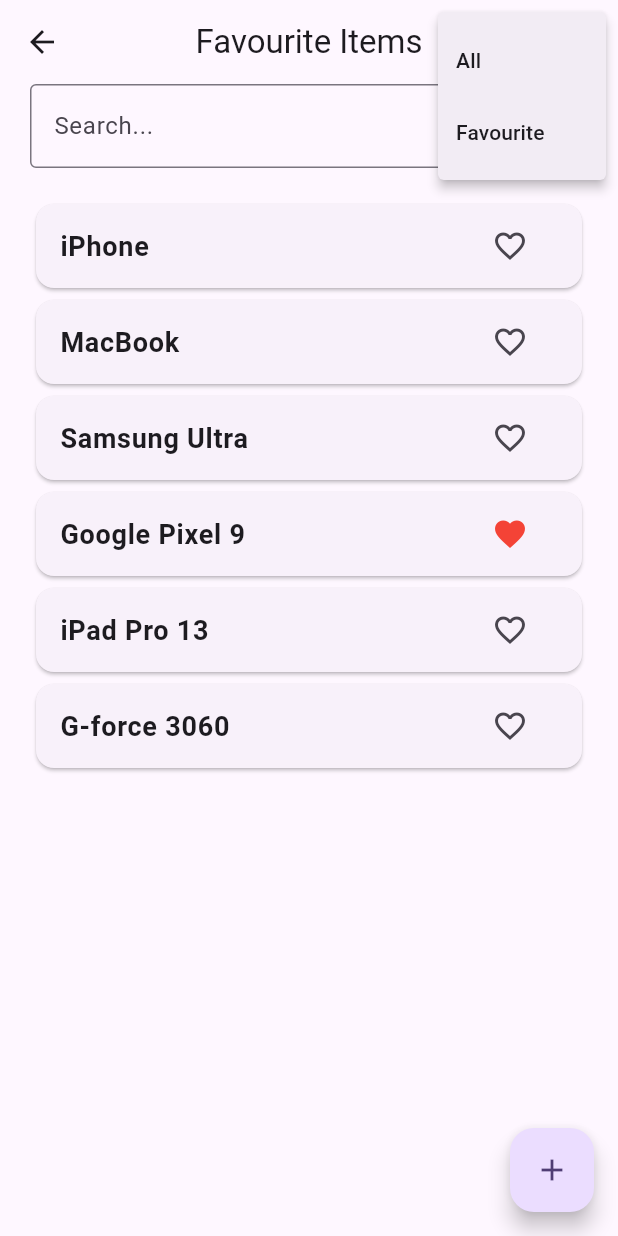
After one commit to MK-Dev-8627/riverpod_project, a Flutter app: the FavouriteView screen opened directly, after a tap on the "add" icon, after a tap on the "favorite" icon, after a tap on the "more vert" icon, on a phone screen of 412 x 824 dp. The commit adds this screen. Run offline on Flutter 3.47's test engine with Material 3 defaults, Android fonts, the phone set to English and light mode, and no system bars; our stand-ins replace flutter_riverpod.

Commit message:
favorite notifier provider

```diff
--- a/lib/main.dart
+++ b/lib/main.dart
@@ -3,6 +3,7 @@ import 'package:flutter_riverpod/flutter_riverpod.dart';
 import 'package:riverpod_project/providers/provider.dart';
 
 import 'providers/state_provider.dart';
+import 'views/favourite/favourite_item_view.dart';
 import 'views/multi_state_provider_view.dart';
 import 'views/state_notifier_provider_view.dart';
 import 'views/todo_app_view.dart';
@@ -89,7 +90,12 @@ class _MyHomePageState extends State<MyHomePage> {
                   Navigator.push(context,
                       MaterialPageRoute(builder: (context) => ToDoAppView()));
                 },
-                child: Text('ToDo App')),
+                child: Text('ToDo App')), ElevatedButton(
+                onPressed: () {
+                  Navigator.push(context,
+                      MaterialPageRoute(builder: (context) => FavouriteView()));
+                },
+                child: Text('Favourite Items')),
           ],
         ),
       ),
--- /dev/null
+++ b/lib/providers/favourite/favourite_provider.dart
@@ -0,0 +1,59 @@
+import 'package:flutter_riverpod/flutter_riverpod.dart';
+import 'package:riverpod_project/models/item_model.dart';
+import 'package:riverpod_project/providers/favourite/favourite_state.dart';
+
+final favouriteProvider =
+    StateNotifierProvider<FavouriteNotifier, FavouriteState>((ref) {
+  return FavouriteNotifier();
+});
+
+class FavouriteNotifier extends StateNotifier<FavouriteState> {
+  FavouriteNotifier()
+      : super(FavouriteState(allItems: [], filteredItems: [], search: ''));
+
+  void addItems() {
+    final items = [
+      Item(id: '1', name: 'iPhone', isFav: true),
+      Item(id: '2', name: 'MacBook', isFav: false),
+      Item(id: '3', name: 'Samsung Ultra', isFav: false),
+      Item(id: '4', name: 'Google Pixel 9', isFav: true),
+      Item(id: '5', name: 'iPad Pro 13', isFav: false),
+      Item(id: '6', name: 'G-force 3060', isFav: false),
+    ];
+    state =
+        state.copyWith(allItems: items.toList(), filteredItems: items.toList());
+  }
+
+  void getFiltered(String search) {
+    state = state.copyWith(filteredItems: _filterList(state.allItems, search));
+  }
+
+  List<Item> _filterList(List<Item> items, String query) {
+    if (query.isEmpty) {
+      return items;
+    }
+    return items
+        .where((item) => item.name.toLowerCase().contains(query.toLowerCase()))
+        .toList();
+  }
+
+  void getFavouriteList(String option) {
+    state = state.copyWith(filteredItems: _favouriteList(state.allItems, option));
+  }
+
+  List<Item> _favouriteList(List<Item> items, String option) {
+    if (option == 'All') {
+      return items;
+    }
+    return items
+        .where((item) => item.isFav == true)
+        .toList();
+  }
+
+  void addAndRemoveFromFavourite(String id, bool isFav){
+    int  foundIndex = state.filteredItems.indexWhere((item)=> item.id == id);
+    state.filteredItems[foundIndex].isFav = !isFav;
+    state = state.copyWith(filteredItems: state.filteredItems);
+  }
+
+}
--- /dev/null
+++ b/lib/providers/favourite/favourite_state.dart
@@ -0,0 +1,21 @@
+import 'package:flutter/material.dart';
+
+import '../../models/item_model.dart';
+
+class FavouriteState {
+  final List<Item> allItems;
+  final List<Item> filteredItems;
+  final String search;
+  FavouriteState(
+      {required this.allItems,
+      required this.filteredItems,
+      required this.search});
+
+  FavouriteState copyWith(
+      {List<Item>? allItems, List<Item>? filteredItems, String? search}) {
+    return FavouriteState(
+        allItems: allItems ?? this.allItems,
+        filteredItems: filteredItems ?? this.filteredItems,
+        search: search ?? this.search);
+  }
+}
--- /dev/null
+++ b/lib/views/favourite/favourite_item_view.dart
@@ -0,0 +1,116 @@
+import 'package:flutter/material.dart';
+import 'package:flutter_riverpod/flutter_riverpod.dart';
+import 'package:riverpod_project/providers/favourite/favourite_provider.dart';
+import 'package:riverpod_project/providers/multi_state_provider.dart';
+import 'package:riverpod_project/providers/state_notifier_provider.dart';
+import 'package:riverpod_project/providers/todo_app_provider.dart';
+
+class FavouriteView extends ConsumerWidget {
+  const FavouriteView({super.key});
+
+  @override
+  Widget build(BuildContext context, WidgetRef ref) {
+    return Scaffold(
+      appBar: AppBar(
+        centerTitle: true,
+        title: Text('Favourite Items'),
+        actions: [
+          PopupMenuButton(
+              onSelected: (value){
+                ref.read(favouriteProvider.notifier).getFavouriteList(value);
+              },
+              itemBuilder: (context){
+            return [
+              PopupMenuItem(
+                  value: 'All',
+                  child: Text('All')),
+              PopupMenuItem(
+                  value: 'Favourite',
+                  child: Text('Favourite')),
+            ];
+          })
+        ],
+      ),
+      body: Padding(
+        padding: const EdgeInsets.symmetric(horizontal: 20.0),
+        child: Column(
+          mainAxisAlignment: MainAxisAlignment.center,
+          crossAxisAlignment: CrossAxisAlignment.center,
+          children: [
+            TextFormField(
+              decoration: InputDecoration(
+                hintText: 'Search...',
+                border: OutlineInputBorder()
+              ),
+              onChanged: (value){
+                ref.read(favouriteProvider.notifier).getFiltered(value);
+              },
+            ),
+            SizedBox(height: 20,),
+            Expanded(
+              child: Consumer(builder: (context, ref, child) {
+                final favouriteList = ref.watch(favouriteProvider).filteredItems;
+                print('favouriteProvider');
+                return favouriteList.isEmpty
+                    ? Text(
+                        'No Data found!',
+                        style: TextStyle(fontSize: 20),
+                      )
+                    : ListView.builder(
+                        itemCount: favouriteList.length,
+                        itemBuilder: (context, index) {
+                          final item = favouriteList[index];
+                          return Card(
+                            child: ListTile(
+                              title: Text(
+                                item.name,
+                                style: TextStyle(
+                                    fontSize: 18,
+                                    fontWeight: FontWeight.w600),
+                              ),
+                              trailing: IconButton(
+                                  onPressed: () {
+                                    ref.read(favouriteProvider.notifier).addAndRemoveFromFavourite(item.id, item.isFav);
+                                  },
+                                  icon: Icon(
+                                    item.isFav? Icons.favorite: Icons.favorite_border,
+                                    color: item.isFav? Colors.red: null,
+                                  )),
+                              // Row(
+                              //   mainAxisSize: MainAxisSize.min,
+                              //   children: [
+                              //     IconButton(
+                              //         onPressed: () {
+                              //           ref.read(todoAppProvider.notifier).updateItem(item.id,'Updated Item');
+                              //         },
+                              //         icon: Icon(
+                              //           Icons.edit,
+                              //           color: Colors.green,
+                              //         )),
+                              //     IconButton(
+                              //         onPressed: () {
+                              //           ref.read(todoAppProvider.notifier).deleteItem(item.id);
+                              //         },
+                              //         icon: Icon(
+                              //           Icons.delete,
+                              //           color: Colors.red,
+                              //         )),
+                              //   ],
+                              // ),
+                            ),
+                          );
+                        });
+              }),
+            ),
+          ],
+        ),
+      ),
+      floatingActionButton: FloatingActionButton(
+        onPressed: () {
+          ref.read(favouriteProvider.notifier).addItems();
+        },
+        child: Icon(Icons.add),
+      ),
+    );
+  }
+}
```
